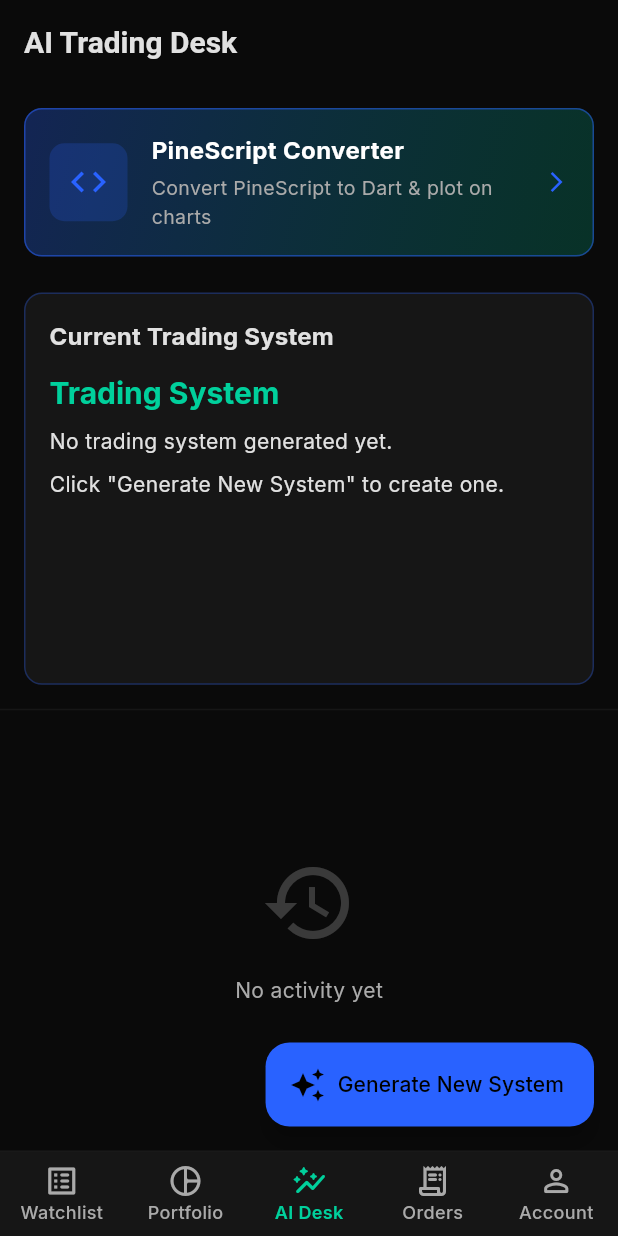
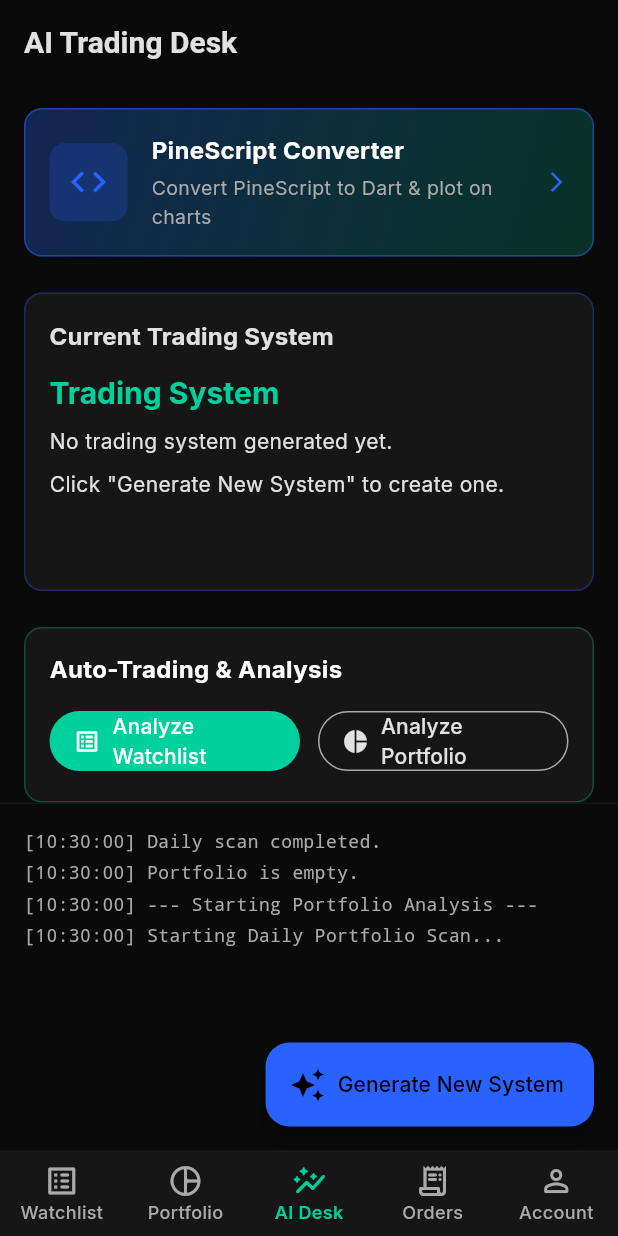
Before and after one commit to abhishekpeddada/paper-trade-app, a Flutter app: the screen it shows after launch, item 3 of the bottom bar chosen, on a phone screen of 412 x 824 dp. Run offline on Flutter 3.47's test engine with Material 3 defaults, Android fonts, the phone set to English and light mode, and no system bars; drawn by our look-alikes of flutter_markdown; our stand-ins replace fl_chart, google_fonts, shared_preferences; missing offline and left inert: interactive_chart; network calls fail.

Commit message:
bring in automated trading with watchlist and portfolio analysis

```diff
--- a/lib/logic/providers/ai_provider.dart
+++ b/lib/logic/providers/ai_provider.dart
@@ -1,4 +1,5 @@
 import 'package:flutter/material.dart';
+import 'dart:convert';
 import 'package:shared_preferences/shared_preferences.dart';
 import '../../data/services/openrouter_service.dart';
 import '../../data/services/yahoo_finance_service.dart';
@@ -37,8 +38,37 @@ class AIProvider extends ChangeNotifier {
     final prefs = await SharedPreferences.getInstance();
     _apiKey = prefs.getString('ai_api_key') ?? _apiKey;
     _selectedModel = prefs.getString('ai_model') ?? _selectedModel;
+    _tradingSystem = prefs.getString('ai_trading_system') ?? _tradingSystem;
+
+    final logsJson = prefs.getString('ai_activity_log');
+    if (logsJson != null) {
+      try {
+        final List<dynamic> decoded = jsonDecode(logsJson);
+        _activityLog.clear();
+        _activityLog.addAll(decoded.map((e) => Map<String, dynamic>.from(e)));
+      } catch (e) {
+        debugPrint('Error loading logs: $e');
+      }
+    }
+
     _aiService = OpenRouterService(_apiKey, model: _selectedModel);
     notifyListeners();
+  }
+
+  Future<void> _saveState() async {
+    final prefs = await SharedPreferences.getInstance();
+    await prefs.setString('ai_trading_system', _tradingSystem);
+
+    // Convert DateTime objects to strings for JSON serialization
+    final logsToSave = _activityLog.map((log) {
+      final Map<String, dynamic> copy = Map.from(log);
+      if (copy['timestamp'] is DateTime) {
+        copy['timestamp'] = (copy['timestamp'] as DateTime).toIso8601String();
+      }
+      return copy;
+    }).toList();
+
+    await prefs.setString('ai_activity_log', jsonEncode(logsToSave));
   }
 
   Future<void> setApiKey(String newApiKey) async {
@@ -61,6 +91,7 @@ class AIProvider extends ChangeNotifier {
 
   void clearLogs() {
     _activityLog.clear();
+    _saveState();
     notifyListeners();
   }
 
@@ -124,7 +155,7 @@ class AIProvider extends ChangeNotifier {
 
   void _addToLog(String action, String result) {
     _activityLog.insert(0, {
-      'timestamp': DateTime.now(),
+      'timestamp': DateTime.now().toIso8601String(), // Store as string directly
       'action': action,
       'result': result,
     });
@@ -132,6 +163,7 @@ class AIProvider extends ChangeNotifier {
     if (_activityLog.length > 50) {
       _activityLog.removeLast();
     }
+    _saveState();
   }
 
   Future<void> generateSystem({String? userPreferences}) async {
--- /dev/null
+++ b/lib/logic/providers/auto_trading_provider.dart
@@ -0,0 +1,179 @@
+import 'package:flutter/material.dart';
+import 'package:shared_preferences/shared_preferences.dart';
+import 'ai_provider.dart';
+import 'portfolio_provider.dart';
+import 'watchlist_provider.dart';
+import '../../data/models/ai_signal.dart';
+import '../../core/utils/currency_helper.dart';
+
+class AutoTradingProvider extends ChangeNotifier {
+  bool _isRunning = false;
+  List<String> _logs = [];
+  double _progress = 0.0;
+
+  bool get isRunning => _isRunning;
+  List<String> get logs => _logs;
+  double get progress => _progress;
+
+  AutoTradingProvider() {
+    _loadLogs();
+  }
+
+  Future<void> _loadLogs() async {
+    final prefs = await SharedPreferences.getInstance();
+    final savedLogs = prefs.getStringList('auto_trading_logs');
+    if (savedLogs != null) {
+      _logs = savedLogs;
+      notifyListeners();
+    }
+  }
+
+  Future<void> _saveLogs() async {
+    final prefs = await SharedPreferences.getInstance();
+    await prefs.setStringList('auto_trading_logs', _logs);
+  }
+
+  void _addLog(String message) {
+    final timestamp = DateTime.now().toString().split('.')[0].split(' ')[1];
+    _logs.insert(0, '[$timestamp] $message');
+    if (_logs.length > 100) _logs.removeLast(); // Limit logs
+    _saveLogs();
+    notifyListeners();
+  }
+
+  void clearLogs() {
+    _logs.clear();
+    _saveLogs();
+    notifyListeners();
+  }
+
+  Future<void> runDailyScan(AIProvider ai, PortfolioProvider portfolio, WatchlistProvider watchlist) async {
+    final prefs = await SharedPreferences.getInstance();
+    final lastScan = prefs.getString('last_scan_date');
+    final today = DateTime.now().toString().split(' ')[0];
+
+    if (lastScan == today) {
+      _addLog('Daily scan already completed for today.');
+      return;
+    }
+
+    _addLog('Starting Daily Portfolio Scan...');
+    await analyzePortfolio(ai, portfolio, watchlist, force: true);
+
+    await prefs.setString('last_scan_date', today);
+    _addLog('Daily scan completed.');
+  }
+
+  Future<void> analyzeWatchlist(AIProvider ai, PortfolioProvider portfolio, WatchlistProvider watchlist) async {
+    if (_isRunning) return;
+    _isRunning = true;
+    _progress = 0.0;
+    // Don't clear logs, append new session
+    _addLog('--- Starting Watchlist Analysis ---');
+    notifyListeners();
+
+    final symbols = watchlist.watchlist.map((s) => s.symbol).toList();
+    if (symbols.isEmpty) {
+      _addLog('Watchlist is empty.');
+      _isRunning = false;
+      notifyListeners();
+      return;
+    }
+
+    _addLog('Analyzing ${symbols.length} stocks...');
+    await _processBatch(symbols, ai, portfolio);
+
+    _isRunning = false;
+    _progress = 1.0;
+    _addLog('Watchlist Analysis Completed.');
+    notifyListeners();
+  }
+
+  Future<void> analyzePortfolio(AIProvider ai, PortfolioProvider portfolio, WatchlistProvider watchlist, {bool force = false}) async {
+    if (_isRunning) return;
+
+    if (!force) {
+      final prefs = await SharedPreferences.getInstance();
+      final lastScan = prefs.getString('last_scan_date');
+      final today = DateTime.now().toString().split(' ')[0];
+      if (lastScan == today) {
+        _addLog('Daily scan already completed. Use "Analyze Portfolio" to force run.');
+        return;
+      }
+    }
+
+    _isRunning = true;
+    _progress = 0.0;
+    _addLog('--- Starting Portfolio Analysis ---');
+    notifyListeners();
+
+    final symbols = portfolio.positions.map((p) => p.symbol).toList();
+    if (symbols.isEmpty) {
+      _addLog('Portfolio is empty.');
+      _isRunning = false;
+      notifyListeners();
+      return;
+    }
+
+    _addLog('Analyzing ${symbols.length} positions...');
+    await _processBatch(symbols, ai, portfolio);
+
+    _isRunning = false;
+    _progress = 1.0;
+    _addLog('Portfolio Analysis Completed.');
+    notifyListeners();
+  }
+
+  Future<void> _processBatch(List<String> symbols, AIProvider ai, PortfolioProvider portfolio) async {
+    int completed = 0;
+    final total = symbols.length;
+
+    for (final symbol in symbols) {
+      if (!_isRunning) break; // Allow cancellation
+
+      _addLog('Analyzing $symbol...');
+      try {
+        final signal = await ai.analyzeStock(symbol);
+
+        if (signal != null) {
+          _addLog('$symbol: ${signal.signal} (${(signal.confidence * 100).toStringAsFixed(0)}%)');
+
+          if (signal.signal == 'BUY' || signal.signal == 'SELL') {
+            if (signal.confidence > 0.7) { // Confidence threshold
+               await _executeAutoTrade(symbol, signal, portfolio);
+            } else {
+              _addLog('Skipping trade: Low confidence.');
+            }
+          }
+        } else {
+          _addLog('Analysis failed for $symbol (No signal generated)');
+        }
+      } catch (e) {
+        _addLog('Error analyzing $symbol: $e');
+      }
+
+      completed++;
+      _progress = completed / total;
+      notifyListeners();
+
+      // Small delay to avoid rate limits
+      await Future.delayed(const Duration(seconds: 2));
+    }
+  }
+
+  Future<void> _executeAutoTrade(String symbol, AISignal signal, PortfolioProvider portfolio) async {
+    final currentPrice = portfolio.currentPrices[symbol] ?? 0.0;
+    if (currentPrice == 0.0) {
+      _addLog('Skipping trade: Price not available.');
+      return;
+    }
+
+    _addLog('Executing ${signal.signal} order for $symbol...');
+    try {
+      await portfolio.placeAutomatedOrder(symbol, signal.signal, currentPrice);
+      _addLog('Trade executed successfully!');
+    } catch (e) {
+      _addLog('Trade failed: $e');
+    }
+  }
+}
--- a/lib/main.dart
+++ b/lib/main.dart
@@ -7,6 +7,7 @@ import 'logic/providers/portfolio_provider.dart';
 import 'logic/providers/watchlist_provider.dart';
 import 'logic/providers/ai_provider.dart';
 import 'logic/providers/pine_provider.dart';
+import 'logic/providers/auto_trading_provider.dart';
 import 'data/repositories/pine_repository.dart';
 import 'data/services/openrouter_service.dart';
 import 'data/services/yahoo_finance_service.dart';
@@ -45,6 +46,9 @@ class PaperTradeApp extends StatelessWidget {
             return PineScriptProvider(repository);
           },
         ),
+        ChangeNotifierProvider(
+          create: (_) => AutoTradingProvider(),
+        ),
       ],
       child: MaterialApp(
         title: 'Paper Trade',
--- a/lib/presentation/screens/ai_activity_screen.dart
+++ b/lib/presentation/screens/ai_activity_screen.dart
@@ -1,6 +1,9 @@
 import 'package:flutter/material.dart';
 import 'package:provider/provider.dart';
 import '../../logic/providers/ai_provider.dart';
+import '../../logic/providers/auto_trading_provider.dart';
+import '../../logic/providers/portfolio_provider.dart';
+import '../../logic/providers/watchlist_provider.dart';
 import '../../core/theme/app_theme.dart';
 import 'package:flutter_markdown/flutter_markdown.dart';
 import 'pinescript_screen.dart';
@@ -11,6 +14,8 @@ class AiActivityScreen extends StatelessWidget {
   @override
   Widget build(BuildContext context) {
     final aiProvider = Provider.of<AIProvider>(context);
+    final portfolioProvider = Provider.of<PortfolioProvider>(context);
+    final watchlistProvider = Provider.of<WatchlistProvider>(context);
 
     return Scaffold(
       appBar: AppBar(
@@ -21,9 +26,11 @@ class AiActivityScreen extends StatelessWidget {
           _buildPineScriptCard(context),
           const SizedBox(height: 8),
           _buildSystemCard(context, aiProvider),
+          const SizedBox(height: 8),
+          _buildAutomationCard(context, aiProvider, portfolioProvider, watchlistProvider),
           const Divider(height: 1, color: AppTheme.surfaceColor),
           Expanded(
-            child: _buildActivityLog(aiProvider),
+            child: _buildConsole(context),
           ),
         ],
       ),
@@ -35,6 +42,129 @@ class AiActivityScreen extends StatelessWidget {
             ? const SizedBox(width: 20, height: 20, child: CircularProgressIndicator(color: Colors.white, strokeWidth: 2))
             : const Icon(Icons.auto_awesome),
       ),
+    );
+  }
+
+  Widget _buildAutomationCard(BuildContext context, AIProvider ai, PortfolioProvider portfolio, WatchlistProvider watchlist) {
+    return Consumer<AutoTradingProvider>(
+      builder: (context, provider, child) {
+        return Container(
+          margin: const EdgeInsets.symmetric(horizontal: 16),
+          padding: const EdgeInsets.all(16),
+          decoration: BoxDecoration(
+            color: AppTheme.surfaceColor,
+            borderRadius: BorderRadius.circular(12),
+            border: Border.all(color: AppTheme.primaryColor.withValues(alpha: 0.3)),
+          ),
+          child: Column(
+            crossAxisAlignment: CrossAxisAlignment.start,
+            children: [
+              const Text(
+                'Auto-Trading & Analysis',
+                style: TextStyle(
+                  color: Colors.white,
+                  fontWeight: FontWeight.bold,
+                  fontSize: 16,
+                ),
+              ),
+              const SizedBox(height: 12),
+              if (provider.isRunning)
+                Column(
+                  children: [
+                    LinearProgressIndicator(
+                      value: provider.progress,
+                      backgroundColor: AppTheme.backgroundColor,
+                      color: AppTheme.primaryColor,
+                    ),
+                    const SizedBox(height: 8),
+                    Text(
+                      'Processing... ${(provider.progress * 100).toStringAsFixed(0)}%',
+                      style: const TextStyle(color: AppTheme.textSecondary, fontSize: 12),
+                    ),
+                  ],
+                )
+              else
+                Row(
+                  children: [
+                    Expanded(
+                      child: ElevatedButton.icon(
+                        onPressed: () => provider.analyzeWatchlist(ai, portfolio, watchlist),
+                        icon: const Icon(Icons.list_alt, size: 18),
+                        label: const Text('Analyze Watchlist'),
+                        style: ElevatedButton.styleFrom(
+                          backgroundColor: AppTheme.primaryColor,
+                          foregroundColor: Colors.white,
+                        ),
+                      ),
+                    ),
+                    const SizedBox(width: 12),
+                    Expanded(
+                      child: OutlinedButton.icon(
+                        onPressed: () => provider.analyzePortfolio(ai, portfolio, watchlist, force: true),
+                        icon: const Icon(Icons.pie_chart, size: 18),
+                        label: const Text('Analyze Portfolio'),
+                        style: OutlinedButton.styleFrom(
+                          foregroundColor: AppTheme.textPrimary,
+                          side: const BorderSide(color: AppTheme.textSecondary),
+                        ),
+                      ),
+                    ),
+                  ],
+                ),
+            ],
+          ),
+        );
+      },
+    );
+  }
+
+  Widget _buildConsole(BuildContext context) {
+    return Consumer<AutoTradingProvider>(
+      builder: (context, provider, child) {
+        if (provider.logs.isEmpty) {
+          return Center(
+            child: Column(
+              mainAxisAlignment: MainAxisAlignment.center,
+              children: [
+                Icon(Icons.terminal, size: 48, color: AppTheme.textSecondary.withValues(alpha: 0.3)),
+                const SizedBox(height: 12),
+                const Text(
+                  'Ready for automated analysis',
+                  style: TextStyle(color: AppTheme.textSecondary),
+                ),
+              ],
+            ),
+          );
+        }
+
+        return ListView.builder(
+          padding: const EdgeInsets.all(16),
+          itemCount: provider.logs.length,
+          itemBuilder: (context, index) {
+            final log = provider.logs[index];
+            final isError = log.contains('Error') || log.contains('failed');
+            final isTrade = log.contains('Trade executed');
+            final isSignal = log.contains('BUY') || log.contains('SELL');
+
+            Color color = AppTheme.textSecondary;
+            if (isError) color = AppTheme.secondaryColor;
+            if (isTrade) color = AppTheme.primaryColor;
+            if (isSignal) color = Colors.white;
+
+            return Padding(
+              padding: const EdgeInsets.only(bottom: 4),
+              child: Text(
+                log,
+                style: TextStyle(
+                  color: color,
+                  fontFamily: 'Monospace',
+                  fontSize: 12,
+                ),
+              ),
+            );
+          },
+        );
+      },
     );
   }
 
@@ -159,52 +289,6 @@ class AiActivityScreen extends StatelessWidget {
     );
   }
 
-  Widget _buildActivityLog(AIProvider provider) {
-    if (provider.activityLog.isEmpty) {
-      return Center(
-        child: Column(
-          mainAxisAlignment: MainAxisAlignment.center,
-          children: [
-            Icon(Icons.history, size: 64, color: AppTheme.textSecondary.withValues(alpha: 0.3)),
-            const SizedBox(height: 16),
-            const Text(
-              'No activity yet',
-              style: TextStyle(color: AppTheme.textSecondary),
-            ),
-          ],
-        ),
-      );
-    }
-
-    return ListView.builder(
-      padding: const EdgeInsets.all(16),
-      itemCount: provider.activityLog.length,
-      itemBuilder: (context, index) {
-        final log = provider.activityLog[index];
-        final isError = (log['result'] as String).contains('ERROR') || (log['action'] as String).contains('Error');
-        final isTrade = (log['action'] as String).contains('bought') || (log['action'] as String).contains('sold');
-
-        return Container(
-          margin: const EdgeInsets.only(bottom: 8),
-          padding: const EdgeInsets.all(12),
-          decoration: BoxDecoration(
-            color: AppTheme.surfaceColor,
-            borderRadius: BorderRadius.circular(8),
-            border: isTrade ? Border.all(color: AppTheme.primaryColor.withValues(alpha: 0.3)) : null,
-          ),
-          child: Text(
-            '[${(log['timestamp'] as DateTime).toString().substring(11, 19)}] ${log['action']} → ${log['result']}',
-            style: TextStyle(
-              color: isError ? AppTheme.secondaryColor : AppTheme.textPrimary,
-              fontSize: 13,
-              fontFamily: 'Monospace',
-            ),
-          ),
-        );
-      },
-    );
-  }
-
   void _showPreferencesDialog(BuildContext context, AIProvider provider) {
     final TextEditingController controller = TextEditingController();
 
--- a/lib/presentation/screens/main_screen.dart
+++ b/lib/presentation/screens/main_screen.dart
@@ -7,6 +7,11 @@ import '../../core/theme/app_theme.dart';
 
 import 'orders_screen.dart';
 import 'account_screen.dart';
+import 'package:provider/provider.dart';
+import '../../logic/providers/auto_trading_provider.dart';
+import '../../logic/providers/ai_provider.dart';
+import '../../logic/providers/portfolio_provider.dart';
+import '../../logic/providers/watchlist_provider.dart';
 
 class MainScreen extends StatefulWidget {
   const MainScreen({super.key});
@@ -15,8 +20,21 @@ class MainScreen extends StatefulWidget {
   State<MainScreen> createState() => _MainScreenState();
 }
 
+
+
 class _MainScreenState extends State<MainScreen> {
   int _currentIndex = 0;
+
+  @override
+  void initState() {
+    super.initState();
+    WidgetsBinding.instance.addPostFrameCallback((_) {
+      final ai = context.read<AIProvider>();
+      final portfolio = context.read<PortfolioProvider>();
+      final watchlist = context.read<WatchlistProvider>();
+      context.read<AutoTradingProvider>().runDailyScan(ai, portfolio, watchlist);
+    });
+  }
 
   final List<Widget> _screens = [
     const WatchlistScreen(),
```
